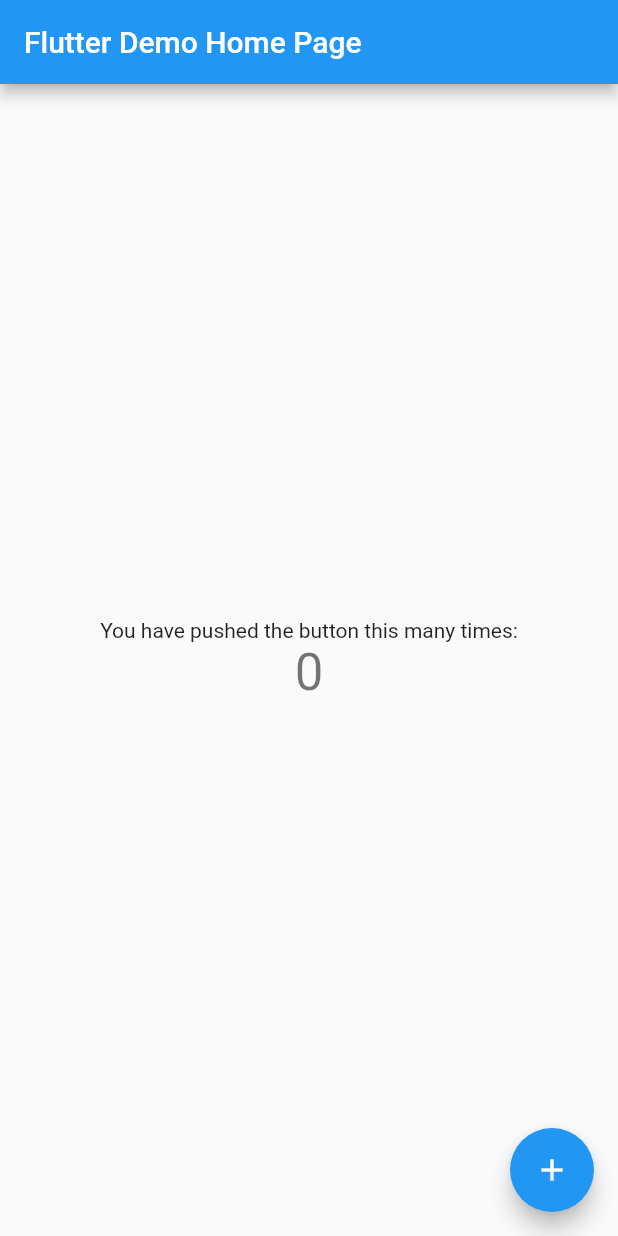
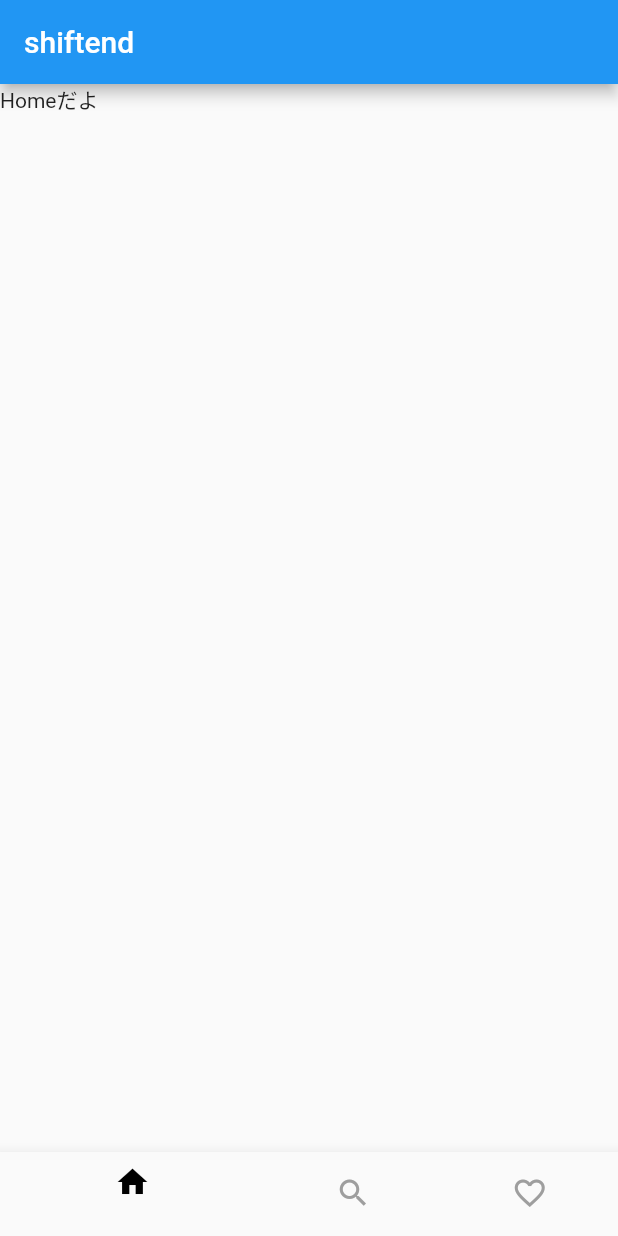
Before and after one commit to team-x-fun/shiftend, a Flutter app: the screen it shows after launch, on a phone screen of 412 x 824 dp. Run offline on Flutter 3.47's test engine with Material 2 defaults, Android fonts, the phone set to English and light mode, and no system bars.

```diff
--- a/lib/main.dart
+++ b/lib/main.dart
@@ -1,117 +1,69 @@
 import 'package:flutter/material.dart';
+import 'package:shiftend/sample_page.dart';
 
-void main() {
-  runApp(MyApp());
-}
+void main() => runApp(MyApp());
 
 class MyApp extends StatelessWidget {
-  // This widget is the root of your application.
   @override
   Widget build(BuildContext context) {
     return MaterialApp(
       title: 'Flutter Demo',
       theme: ThemeData(
-        // This is the theme of your application.
-        //
-        // Try running your application with "flutter run". You'll see the
-        // application has a blue toolbar. Then, without quitting the app, try
-        // changing the primarySwatch below to Colors.green and then invoke
-        // "hot reload" (press "r" in the console where you ran "flutter run",
-        // or simply save your changes to "hot reload" in a Flutter IDE).
-        // Notice that the counter didn't reset back to zero; the application
-        // is not restarted.
         primarySwatch: Colors.blue,
-        // This makes the visual density adapt to the platform that you run
-        // the app on. For desktop platforms, the controls will be smaller and
-        // closer together (more dense) than on mobile platforms.
         visualDensity: VisualDensity.adaptivePlatformDensity,
       ),
-      home: MyHomePage(title: 'Flutter Demo Home Page'),
+      home: Main(),
     );
   }
 }
 
-class MyHomePage extends StatefulWidget {
-  MyHomePage({Key key, this.title}) : super(key: key);
-
-  // This widget is the home page of your application. It is stateful, meaning
-  // that it has a State object (defined below) that contains fields that affect
-  // how it looks.
-
-  // This class is the configuration for the state. It holds the values (in this
-  // case the title) provided by the parent (in this case the App widget) and
-  // used by the build method of the State. Fields in a Widget subclass are
-  // always marked "final".
-
-  final String title;
-
+class Main extends StatefulWidget {
   @override
-  _MyHomePageState createState() => _MyHomePageState();
+  _MainState createState() => _MainState();
 }
 
-class _MyHomePageState extends State<MyHomePage> {
-  int _counter = 0;
-
-  void _incrementCounter() {
-    setState(() {
-      // This call to setState tells the Flutter framework that something has
-      // changed in this State, which causes it to rerun the build method below
-      // so that the display can reflect the updated values. If we changed
-      // _counter without calling setState(), then the build method would not be
-      // called again, and so nothing would appear to happen.
-      _counter++;
-    });
-  }
+class _MainState extends State<Main> {
+  int _currentIndex = 0;
+  final List<Widget> _children = [
+    SamplePage('Home'),
+    SamplePage('Search'),
+    SamplePage('Favorite'),
+  ];
 
   @override
   Widget build(BuildContext context) {
-    // This method is rerun every time setState is called, for instance as done
-    // by the _incrementCounter method above.
-    //
-    // The Flutter framework has been optimized to make rerunning build methods
-    // fast, so that you can just rebuild anything that needs updating rather
-    // than having to individually change instances of widgets.
     return Scaffold(
       appBar: AppBar(
-        // Here we take the value from the MyHomePage object that was created by
-        // the App.build method, and use it to set our appbar title.
-        title: Text(widget.title),
+        title: Text('shiftend'),
       ),
-      body: Center(
-        // Center is a layout widget. It takes a single child and positions it
-        // in the middle of the parent.
-        child: Column(
-          // Column is also a layout widget. It takes a list of children and
-          // arranges them vertically. By default, it sizes itself to fit its
-          // children horizontally, and tries to be as tall as its parent.
-          //
-          // Invoke "debug painting" (press "p" in the console, choose the
-          // "Toggle Debug Paint" action from the Flutter Inspector in Android
-          // Studio, or the "Toggle Debug Paint" command in Visual Studio Code)
-          // to see the wireframe for each widget.
-          //
-          // Column has various properties to control how it sizes itself and
-          // how it positions its children. Here we use mainAxisAlignment to
-          // center the children vertically; the main axis here is the vertical
-          // axis because Columns are vertical (the cross axis would be
-          // horizontal).
-          mainAxisAlignment: MainAxisAlignment.center,
-          children: <Widget>[
-            Text(
-              'You have pushed the button this many times:',
-            ),
-            Text(
-              '$_counter',
-              style: Theme.of(context).textTheme.headline4,
-            ),
-          ],
-        ),
+      body: _children[_currentIndex],
+      bottomNavigationBar: BottomNavigationBar(
+        fixedColor: Colors.black,
+        unselectedItemColor: Colors.grey,
+        onTap: onTapped,
+        currentIndex: _currentIndex,
+        type: BottomNavigationBarType.shifting,
+        items: [
+          BottomNavigationBarItem(
+            icon: Icon(Icons.home),
+            title: Text(''),
+          ),
+          BottomNavigationBarItem(
+            icon: Icon(Icons.search),
+            title: Text(''),
+          ),
+          BottomNavigationBarItem(
+            icon: Icon(Icons.favorite_border),
+            title: Text(''),
+          )
+        ],
       ),
-      floatingActionButton: FloatingActionButton(
-        onPressed: _incrementCounter,
-        tooltip: 'Increment',
-        child: Icon(Icons.add),
-      ), // This trailing comma makes auto-formatting nicer for build methods.
     );
   }
+
+  void onTapped(int index) {
+    setState(() {
+      _currentIndex = index;
+    });
+  }
 }
--- /dev/null
+++ b/lib/sample_page.dart
@@ -0,0 +1,15 @@
+import 'package:flutter/cupertino.dart';
+import 'package:flutter/material.dart';
+
+class SamplePage extends StatelessWidget {
+  final String title;
+
+  SamplePage(this.title);
+
+  @override
+  Widget build(BuildContext context) {
+    return Scaffold(
+      body: Text(title + 'だよ'),
+    );
+  }
+}
```
